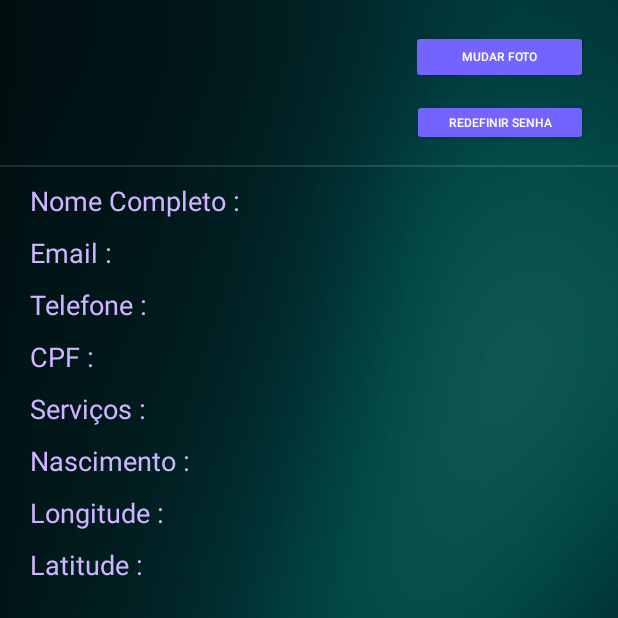
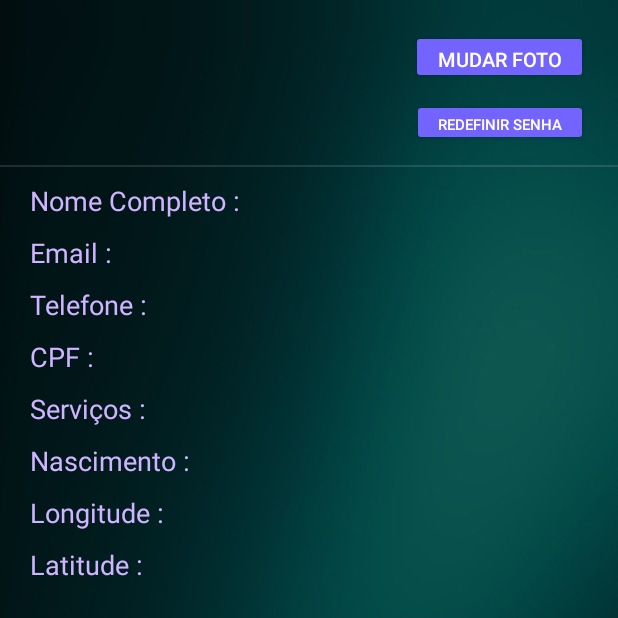
Before and after one commit to iagobarros/EasyDoso_Profissional, an Android app: the screen it shows after launch (MainActivity), on a phone screen of 412 x 824 dp, the top half of it. Run offline under Robolectric (Android 15) with nearby library versions, the phone set to English and light mode, and no system bars; our stand-ins replace Firebase (no records; nobody signed in at launch, a user with empty details on screens opened directly), Picasso; 4 statements that could not run were skipped.

Commit message:
Update buttons text size and service name

```diff
--- a/app/src/main/java/com/easydoso_profissional/Services.java
+++ b/app/src/main/java/com/easydoso_profissional/Services.java
@@ -106,7 +106,7 @@ public class Services extends AppCompatActivity {
                             } else if (position == 1) {
                                 edited.put("services", "Taxi");
                             }else  if(position==2){
-                                edited.put("services", "Electrista");
+                                edited.put("services", "Eletricista");
                             }else if(position==3){
                                 edited.put("services", "Mecanico");
                             }else if (position==4){
--- a/app/src/main/res/layout/activity_main.xml
+++ b/app/src/main/res/layout/activity_main.xml
@@ -74,7 +74,7 @@
         android:backgroundTint="#7464FF"
         android:text="@string/change_picture"
         android:textColor="#FFFFFF"
-        android:textSize="8sp"
+        android:textSize="13sp"
         app:layout_constraintEnd_toEndOf="parent"
         app:layout_constraintHorizontal_bias="1.0"
         app:layout_constraintStart_toEndOf="@+id/profileImage"
@@ -89,7 +89,7 @@
         android:backgroundTint="#7464FF"
         android:text="@string/reset_password"
         android:textColor="#FFFFFF"
-        android:textSize="8sp"
+        android:textSize="10sp"
         app:layout_constraintBottom_toBottomOf="@+id/profileImage"
         app:layout_constraintEnd_toEndOf="parent"
         app:layout_constraintHorizontal_bias="1.0"
```
